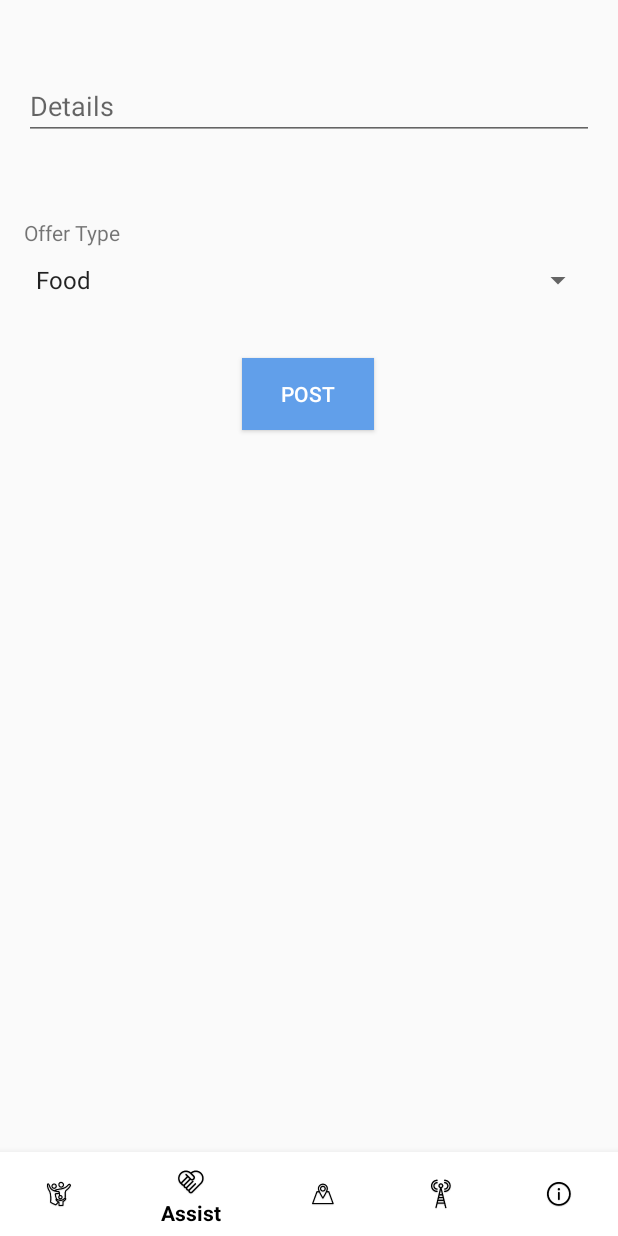
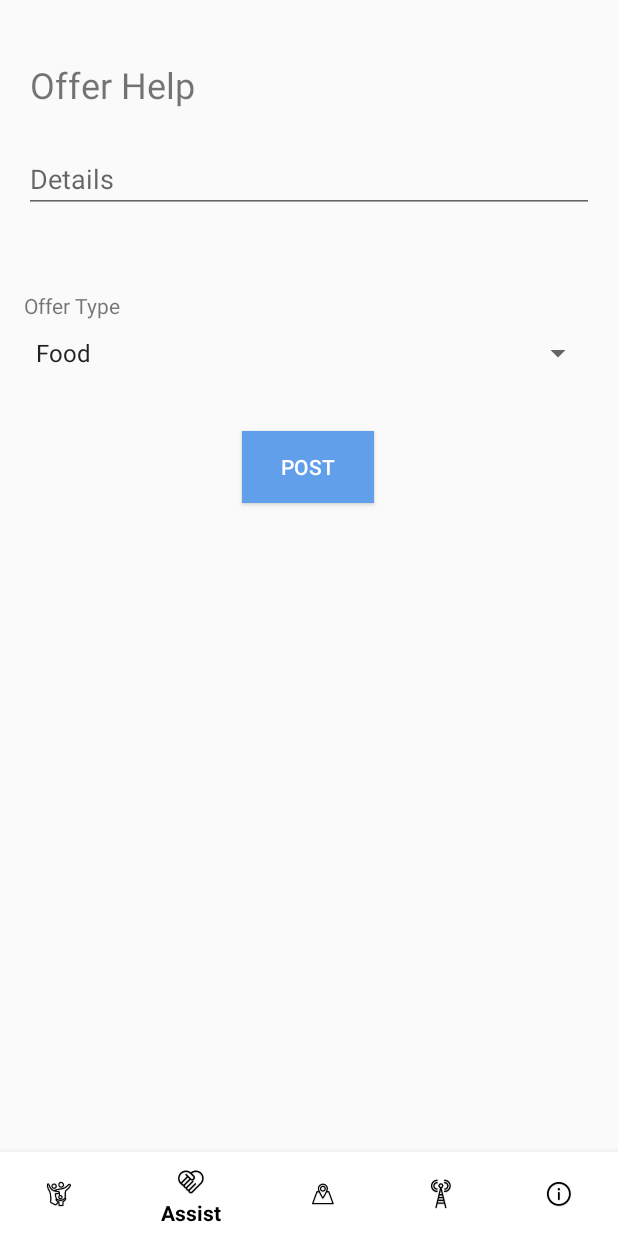
Before and after one commit to juliarosenrauch/nwhacks2020, an Android app: the screen it shows after launch (HomeTabbedContainerActivity), item 2 of the bottom bar chosen, on a phone screen of 412 x 824 dp. Run offline under Robolectric (Android 15) with nearby library versions, the phone set to English and light mode, and no system bars.

Commit message:
formatting

```diff
--- a/NWHacks-Android/app/src/main/res/layout/fragment_offer_form.xml
+++ b/NWHacks-Android/app/src/main/res/layout/fragment_offer_form.xml
@@ -11,13 +11,14 @@
         android:layout_width="match_parent"
         android:layout_height="wrap_content"
         android:layout_marginStart="16dp"
-        android:layout_marginTop="48dp"
+        android:layout_marginTop="24dp"
         android:layout_marginEnd="16dp"
         android:hint="Details"
         android:inputType="text"
         app:layout_constraintEnd_toEndOf="parent"
+        app:layout_constraintHorizontal_bias="0.0"
         app:layout_constraintStart_toStartOf="parent"
-        app:layout_constraintTop_toTopOf="parent" />
+        app:layout_constraintTop_toBottomOf="@+id/textView4" />
 
     <TextView
         android:id="@+id/textView"
@@ -55,4 +56,15 @@
         app:layout_constraintStart_toStartOf="parent"
         app:layout_constraintTop_toBottomOf="@+id/offer_form_spinner" />
 
+    <TextView
+        android:id="@+id/textView4"
+        android:layout_width="wrap_content"
+        android:layout_height="wrap_content"
+        android:layout_marginStart="20dp"
+        android:layout_marginTop="40dp"
+        android:text="Offer Help"
+        android:textSize="24dp"
+        app:layout_constraintStart_toStartOf="parent"
+        app:layout_constraintTop_toTopOf="parent" />
+
 </androidx.constraintlayout.widget.ConstraintLayout>
```
Also changed, not shown: NWHacks-Android/app/src/main/res/layout/fragment_info.xml (+17 -2 lines).
